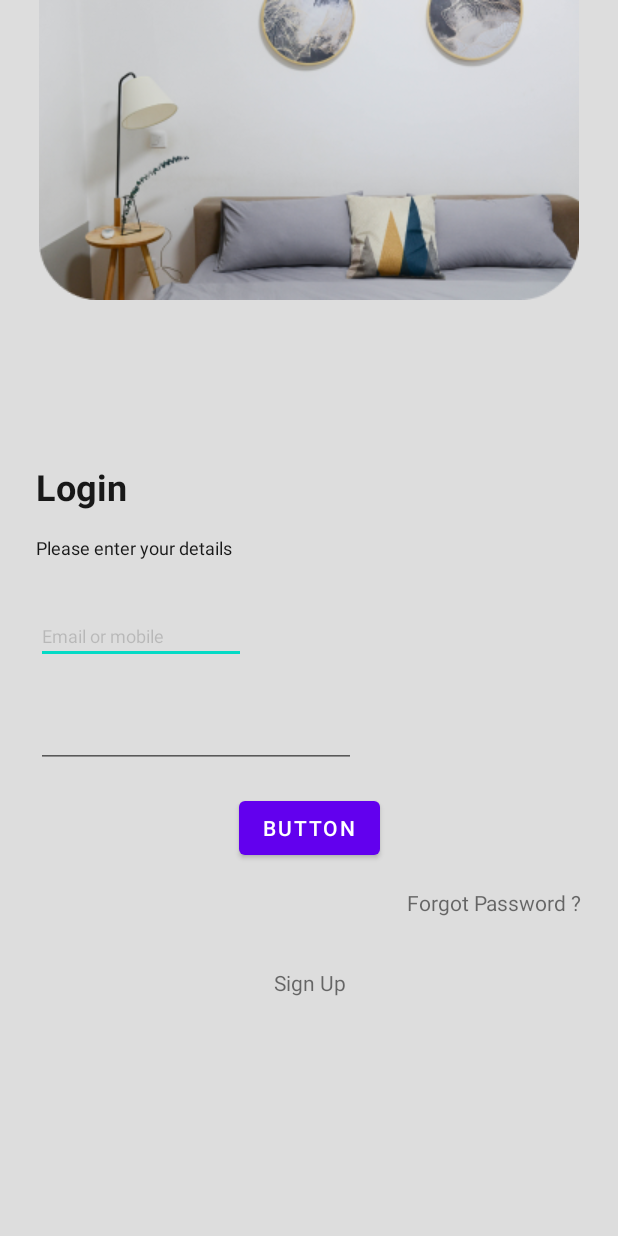
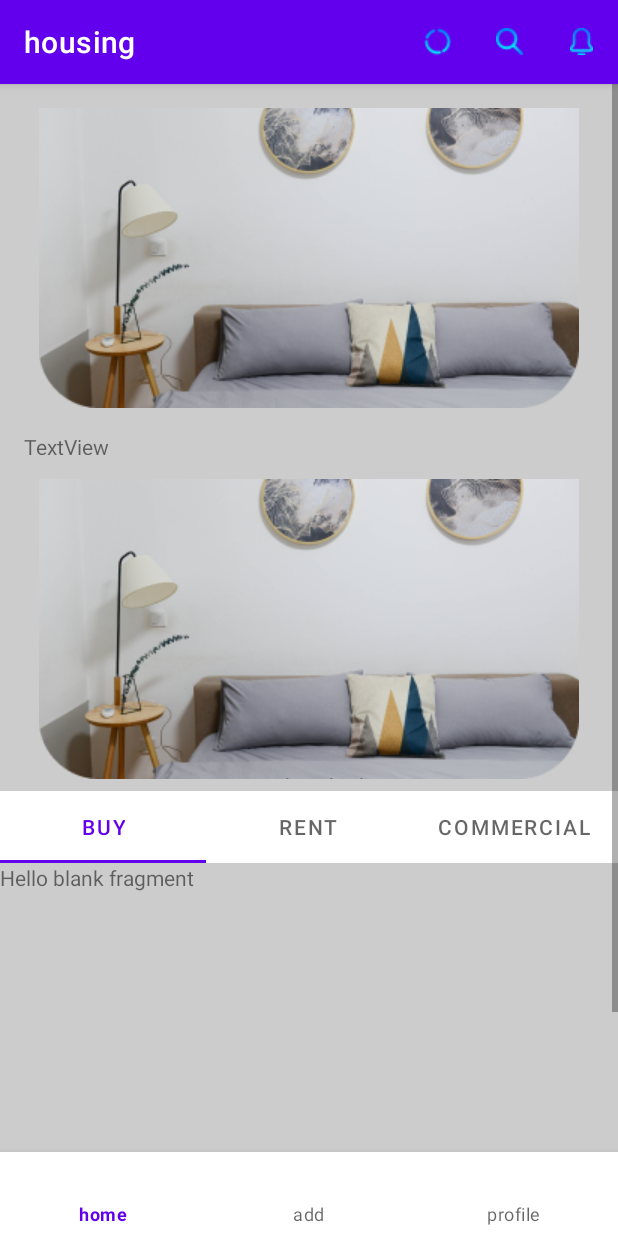
Before and after one commit to teja5/housing, an Android app: the FragmentLogin screen opened directly, with no data from a screen before it, after a tap on "BUTTON", on a phone screen of 412 x 824 dp. Run offline under Robolectric (Android 15) with nearby library versions, the light colour scheme and no system bars.

Commit message:
search and status

```diff
--- a/app/src/main/java/com/vk/housing/MainActivity.java
+++ b/app/src/main/java/com/vk/housing/MainActivity.java
@@ -1,6 +1,9 @@
 package com.vk.housing;
 
+import android.content.Intent;
 import android.os.Bundle;
+import android.view.Menu;
+import android.view.MenuItem;
 
 import androidx.appcompat.app.AppCompatActivity;
 import androidx.fragment.app.Fragment;
@@ -9,6 +12,8 @@ import com.google.android.material.bottomnavigation.BottomNavigationView;
 import com.vk.housing.home.FragmentAdd;
 import com.vk.housing.home.FragmentHome;
 import com.vk.housing.home.FragmentProfile;
+import com.vk.housing.home.SearchActivity;
+import com.vk.housing.home.StatusActivity;
 
 public class MainActivity extends AppCompatActivity {
 
@@ -44,4 +49,41 @@ public class MainActivity extends AppCompatActivity {
             return true;
         });
     }
+
+    @Override
+    public boolean onCreateOptionsMenu(Menu menu) {
+        getMenuInflater().inflate(R.menu.main_menu, menu);
+        return true;
+    }
+
+    @Override
+    public boolean onOptionsItemSelected(MenuItem item) {
+        // Handle action bar item clicks here. The action bar will
+        // automatically handle clicks on the Home/Up button, so long
+        // as you specify a parent activity in AndroidManifest.xml.
+        int id = item.getItemId();
+
+        //noinspection SimplifiableIfStatement
+        if (id == R.id.mn_status) {
+            Intent statusIntent = new Intent(MainActivity.this, StatusActivity.class);
+            startActivity(statusIntent);
+            // Do something
+            return true;
+        }
+        if (id == R.id.mn_search) {
+            Intent searchIntent = new Intent(MainActivity.this, SearchActivity.class);
+            startActivity(searchIntent);
+            // Do something
+            return true;
+        }
+
+        if (id == R.id.mn_notification) {
+
+            // Do something
+            return true;
+        }
+
+
+        return super.onOptionsItemSelected(item);
+    }
 }
--- a/app/src/main/java/com/vk/housing/authentication/FragmentLogin.java
+++ b/app/src/main/java/com/vk/housing/authentication/FragmentLogin.java
@@ -82,26 +82,29 @@ public class FragmentLogin extends Fragment {
         final NavController navController = Navigation.findNavController(view);
         view.findViewById(R.id.btn_next).setOnClickListener(view1 -> {
 
-            HashMap<String, String> loginMap = new HashMap<>();
-            loginMap.put("user", Util.getString(view.findViewById(R.id.et_email)));
-            loginMap.put("password", Util.getString(view.findViewById(R.id.et_password)));
-            Injection.housingRepository(getActivity()).login(loginMap, new ResultCallBackListener() {
-                @Override
-                public void onSuccess(Object o) {
-
-                    LoginResponse loginResponse = (LoginResponse) o;
-                    Util.setUser(getActivity(), loginResponse.getUser());
-                    Intent intent = new Intent(getActivity(), MainActivity.class);
-                    startActivity(intent);
-                    getActivity().finish();
-                }
-
-                @Override
-                public void onFailure(Object o) {
-                    String s = (String) o;
-                    Util.showError(getActivity(), s);
-                }
-            });
+            Intent intent = new Intent(getActivity(), MainActivity.class);
+            startActivity(intent);
+            getActivity().finish();
+//            HashMap<String, String> loginMap = new HashMap<>();
+//            loginMap.put("user", Util.getString(view.findViewById(R.id.et_email)));
+//            loginMap.put("password", Util.getString(view.findViewById(R.id.et_password)));
+//            Injection.housingRepository(getActivity()).login(loginMap, new ResultCallBackListener() {
+//                @Override
+//                public void onSuccess(Object o) {
+//
+//                    LoginResponse loginResponse = (LoginResponse) o;
+//                    Util.setUser(getActivity(), loginResponse.getUser());
+//                    Intent intent = new Intent(getActivity(), MainActivity.class);
+//                    startActivity(intent);
+//                    getActivity().finish();
+//                }
+//
+//                @Override
+//                public void onFailure(Object o) {
+//                    String s = (String) o;
+//                    Util.showError(getActivity(), s);
+//                }
+//            });
         });
 
         view.findViewById(R.id.tv_sign_up).setOnClickListener(view1 -> {
--- a/app/src/main/res/layout/fragment_home.xml
+++ b/app/src/main/res/layout/fragment_home.xml
@@ -1,10 +1,14 @@
 <?xml version="1.0" encoding="utf-8"?>
-<androidx.constraintlayout.widget.ConstraintLayout xmlns:android="http://schemas.android.com/apk/res/android"
+<ScrollView
+    xmlns:android="http://schemas.android.com/apk/res/android"
     xmlns:app="http://schemas.android.com/apk/res-auto"
     xmlns:tools="http://schemas.android.com/tools"
     android:layout_width="match_parent"
     android:layout_height="match_parent"
     tools:context=".home.FragmentHome">
+    <androidx.constraintlayout.widget.ConstraintLayout
+        android:layout_width="match_parent"
+        android:layout_height="match_parent">
 
         <ImageView
             android:id="@+id/imageView"
@@ -62,12 +66,13 @@
                 android:text="Wednesday" />
         </com.google.android.material.tabs.TabLayout>
 
-    <androidx.viewpager2.widget.ViewPager2
+        <androidx.viewpager.widget.ViewPager
             android:id="@+id/pager_view"
             android:layout_width="0dp"
-        android:layout_height="0dp"
+            android:layout_height="300dp"
             app:layout_constraintBottom_toBottomOf="parent"
             app:layout_constraintEnd_toEndOf="parent"
             app:layout_constraintStart_toStartOf="parent"
             app:layout_constraintTop_toBottomOf="@+id/tabLayout" />
     </androidx.constraintlayout.widget.ConstraintLayout>
+</ScrollView>
--- /dev/null
+++ b/app/src/main/res/menu/main_menu.xml
@@ -0,0 +1,23 @@
+<?xml version="1.0" encoding="utf-8"?>
+<menu xmlns:android="http://schemas.android.com/apk/res/android"
+    xmlns:app="http://schemas.android.com/apk/res-auto">
+
+    <item
+        android:id="@+id/mn_status"
+        android:title="status"
+        android:icon="@drawable/status"
+        app:showAsAction="always"
+        />
+    <item
+        android:id="@+id/mn_search"
+        android:title="search"
+        android:icon="@drawable/search"
+        app:showAsAction="always"
+        />
+    <item
+        android:id="@+id/mn_notification"
+        android:title="notification"
+        android:icon="@drawable/notification"
+        app:showAsAction="always"
+        />
+</menu>
```
Also changed, not shown: app/src/main/AndroidManifest.xml (+15 -11 lines), app/src/main/java/com/vk/housing/home/SearchActivity.java (added, +16 -0 lines), app/src/main/java/com/vk/housing/home/StatusActivity.java (added, +16 -0 lines), app/src/main/res/layout/activity_search.xml (added, +9 -0 lines), app/src/main/res/layout/activity_status.xml (added, +9 -0 lines), app/src/main/res/drawable/location.png (added), app/src/main/res/drawable/notification.png (added), app/src/main/res/drawable/search.png (added), app/src/main/res/drawable/status.png (added). Lines whose indentation alone changed are shown as unchanged.
